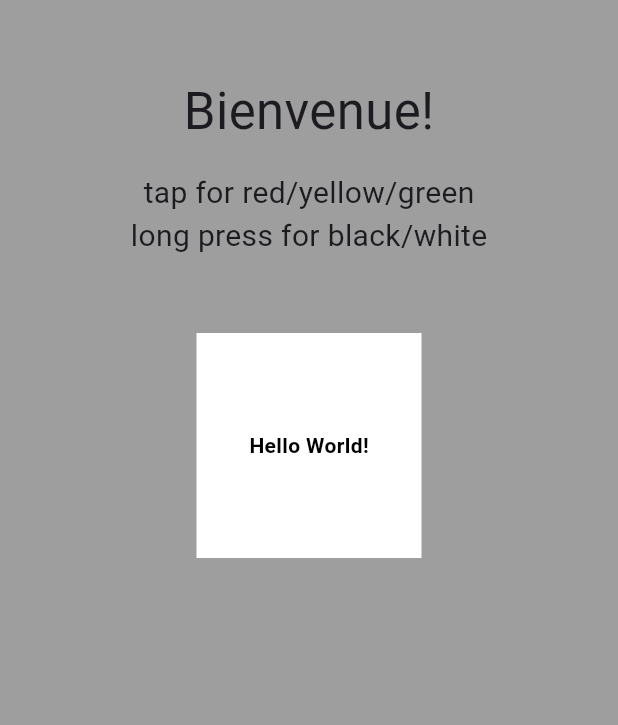
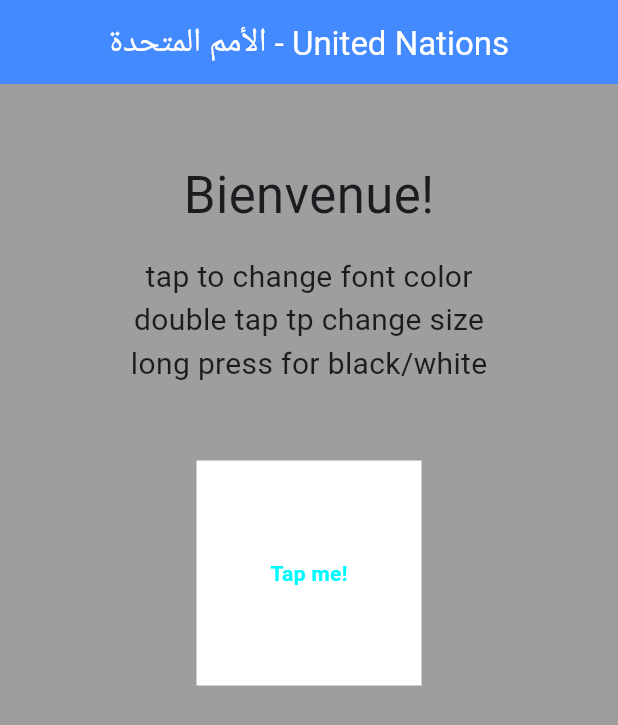
Before and after one commit to sedratiaziz/flutter_tut, a Flutter app: the screen it shows after launch, on a phone screen of 412 x 824 dp. Shown: the top 725 px of the screen. Run offline on Flutter 3.47's test engine with Material 3 defaults, Android fonts, the phone set to English and light mode, and no system bars; missing offline and left inert: jitsi_meet_flutter_sdk.

Commit message:
colors, size, and bg added to the party

```diff
--- a/aziz_app/lib/main.dart
+++ b/aziz_app/lib/main.dart
@@ -14,11 +14,14 @@ class MyApp extends StatefulWidget {
 class _MyAppState extends State<MyApp> {
   // This widget is the root of your application.
 
-  String _text = "Hello World!";
-  Color _color = Colors.black;
+  String _text = "Tap me!";
+  Color _color = const Color.fromARGB(255, 0, 251, 255);
   Color _bg_color = Colors.white;
+  double box_height = 150;
+
   int tap_count = 0;
   int long_press_count = 0;
+  int double_tap_count = 0;
 
     void logHelloWorld() {
       print('hello world');
@@ -32,6 +35,10 @@ class _MyAppState extends State<MyApp> {
     return MaterialApp(
       debugShowCheckedModeBanner: false,
       home: Scaffold(
+        appBar: AppBar(
+          backgroundColor: Colors.blueAccent,
+          title: Center(child: Text('الأمم المتحدة - United Nations', style: TextStyle(color: Colors.white),)),
+        ),
         backgroundColor: Colors.grey,
         body: Center(
           child: Column(
@@ -43,7 +50,10 @@ class _MyAppState extends State<MyApp> {
                 ),
               ),
               Center(
-                child: Text('tap for red/yellow/green', style: TextStyle(fontSize: 20),),
+                child: Text('tap to change font color', style: TextStyle(fontSize: 20),),
+              ),
+              Center(
+                child: Text('double tap tp change size', style: TextStyle(fontSize: 20),),
               ),
               Padding(
                 padding: const EdgeInsets.only(bottom: 50),
@@ -58,19 +68,19 @@ class _MyAppState extends State<MyApp> {
                     switch (tap_count) {
                       case 0:
                         _color = Colors.red;
-                        _text = 'RED';
+                        _text = 'mohamed.menacing >:)';
                         tap_count++;
                         break;
 
                       case 1:
                         _color = Colors.yellow;
-                        _text = 'YELLOW';
+                        _text = 'A.rahman';
                         tap_count++;
                         break;
 
                       case 2:
                         _color = Colors.green;
-                        _text = 'GREEN';
+                        _text = 'sedrati';
                         tap_count++;
                         break;
                     } //end switch
@@ -87,12 +97,12 @@ class _MyAppState extends State<MyApp> {
                   setState(() {
                     switch (long_press_count) {
                       case 0:
-                        _bg_color = Colors.white;
+                        _bg_color = Colors.black;
                         long_press_count++;
                         break;
 
                       case 1:
-                        _bg_color = Colors.black;
+                        _bg_color = Colors.white;
                         long_press_count++;
                         break;
                     }
@@ -104,9 +114,41 @@ class _MyAppState extends State<MyApp> {
                     }
                   });
                 },
+                onDoubleTap: () {
+                  setState(() {
+                    switch (double_tap_count) {
+                      case 0:
+                        box_height = 200;
+                        double_tap_count++;
+                        break;
+
+                      case 1:
+                        box_height = 250;
+                        double_tap_count++;
+                        break;
+
+                      case 2:
+                        box_height = 300;
+                        double_tap_count++;
+                        break;
+
+                      case 3:
+                        box_height = 350;
+                        double_tap_count++;
+                        break;
+                    }
+
+                    if (double_tap_count > 3) {
+                      setState(() {
+                        double_tap_count = 0;
+                        box_height = 150;
+                      });
+                    }
+                  });
+                },
                 child: Container(
-                  height: 150,
-                  width: 150,
+                  height: box_height,
+                  width: box_height,
                   color: _bg_color,
                   child: Center(child: Text(_text, style: TextStyle(
                     fontWeight: FontWeight.bold,
```
